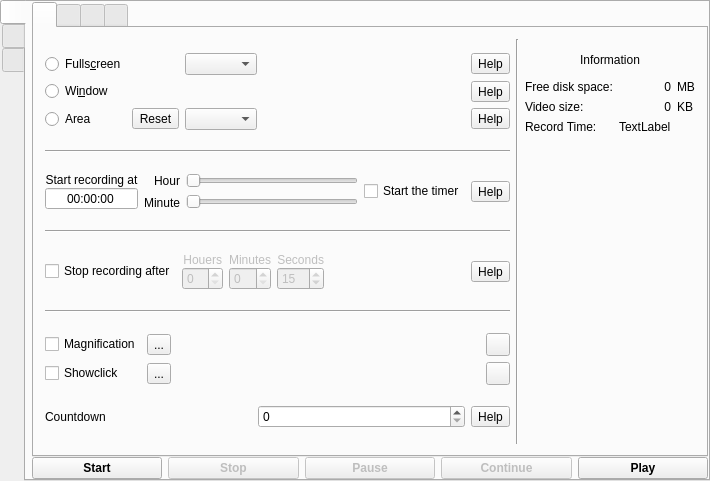
Before: the Qt Designer form src/mainwindow.ui in vkohaupt/vokoscreenNG, drawn with Qt 5.
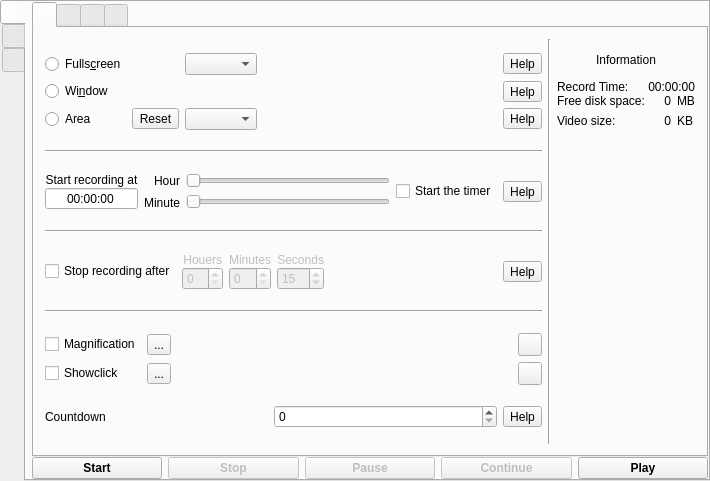
After: the same form once the commit is applied. Icons and pictures are not drawn.

Commit message: Display recordtime

The edit to the form file:
```diff
--- a/src/mainwindow.ui
+++ b/src/mainwindow.ui
@@ -600,13 +600,13 @@
              </widget>
             </item>
             <item>
-             <layout class="QGridLayout" name="gridLayout_6" rowminimumheight="41,0">
+             <layout class="QGridLayout" name="gridLayout_6" rowminimumheight="41,0,0">
               <property name="verticalSpacing">
                <number>0</number>
               </property>
-              <item row="1" column="0">
+              <item row="2" column="0">
                <layout class="QGridLayout" name="gridLayout_5">
-                <item row="0" column="2">
+                <item row="1" column="2">
                  <widget class="QLabel" name="labelFreeSize">
                   <property name="text">
                    <string>0</string>
@@ -616,21 +616,21 @@
                   </property>
                  </widget>
                 </item>
-                <item row="1" column="1">
+                <item row="2" column="1">
                  <widget class="QLabel" name="label_13">
                   <property name="text">
                    <string>Video size:</string>
                   </property>
                  </widget>
                 </item>
-                <item row="0" column="1">
+                <item row="1" column="1">
                  <widget class="QLabel" name="label_12">
                   <property name="text">
                    <string>Free disk space:</string>
                   </property>
                  </widget>
                 </item>
-                <item row="1" column="2">
+                <item row="2" column="2">
                  <widget class="QLabel" name="labelVideoSize">
                   <property name="text">
                    <string>0</string>
@@ -640,14 +640,7 @@
                   </property>
                  </widget>
                 </item>
-                <item row="2" column="1">
-                 <widget class="QLabel" name="label_14">
-                  <property name="text">
-                   <string>Record Time:</string>
-                  </property>
-                 </widget>
-                </item>
-                <item row="3" column="2">
+                <item row="4" column="2">
                  <spacer name="verticalSpacer_4">
                   <property name="orientation">
                    <enum>Qt::Vertical</enum>
@@ -660,21 +653,14 @@
                   </property>
                  </spacer>
                 </item>
-                <item row="2" column="2">
-                 <widget class="QLabel" name="label_18">
-                  <property name="text">
-                   <string>TextLabel</string>
-                  </property>
-                 </widget>
-                </item>
-                <item row="0" column="3">
+                <item row="1" column="3">
                  <widget class="QLabel" name="label_15">
                   <property name="text">
                    <string>MB</string>
                   </property>
                  </widget>
                 </item>
-                <item row="1" column="3">
+                <item row="2" column="3">
                  <widget class="QLabel" name="label_16">
                   <property name="text">
                    <string>KB</string>
@@ -690,6 +676,27 @@
                 </property>
                </widget>
               </item>
+              <item row="1" column="0">
+               <layout class="QHBoxLayout" name="horizontalLayout_4">
+                <item>
+                 <widget class="QLabel" name="label_14">
+                  <property name="text">
+                   <string>Record Time:</string>
+                  </property>
+                 </widget>
+                </item>
+                <item>
+                 <widget class="QLabel" name="labelInfoRecordTime">
+                  <property name="text">
+                   <string>00:00:00</string>
+                  </property>
+                  <property name="alignment">
+                   <set>Qt::AlignRight|Qt::AlignTrailing|Qt::AlignVCenter</set>
+                  </property>
+                 </widget>
+                </item>
+               </layout>
+              </item>
              </layout>
             </item>
            </layout>
```
Left out of the diff: 4 changed lines with no effect on the pictures. The commit also changes 2 other files.
